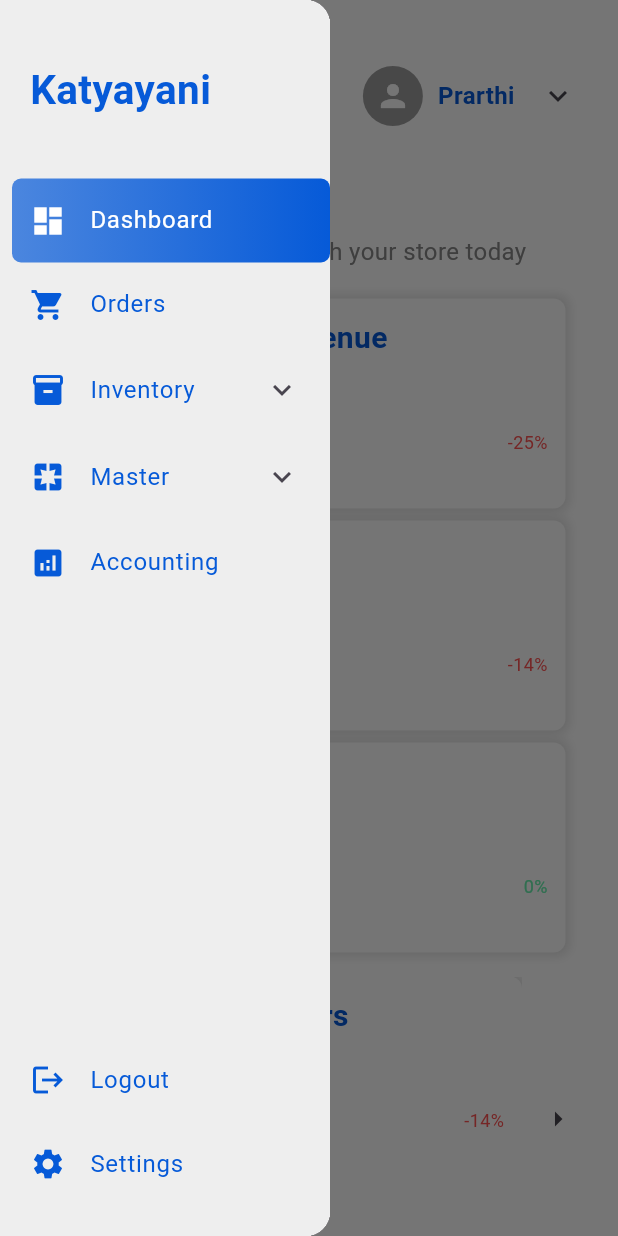
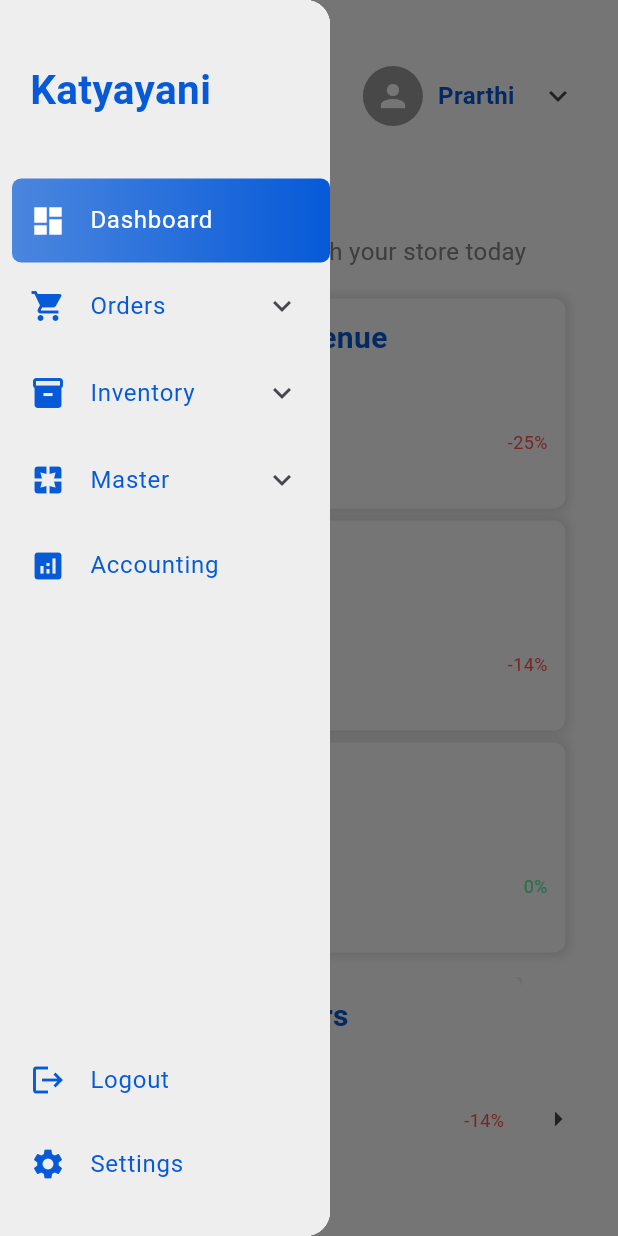
Before and after one commit to Prarthi15/inventory_management, a Flutter app: the DashboardPage screen opened by its route, with the side drawer open, on a phone screen of 412 x 824 dp. Run offline on Flutter 3.47's test engine with Material 3 defaults, Android fonts, the phone set to English and light mode, and no system bars; our stand-ins replace dropdown_search, file_picker, font_awesome_flutter, image_picker, multi_dropdown, shared_preferences; missing offline and left inert: dart:html, pagination_flutter, textfields; accounts and stored records are empty; network calls fail.

Commit message:
Created UI for Orders > Book

```diff
--- a/lib/dashboard.dart
+++ b/lib/dashboard.dart
@@ -1,9 +1,10 @@
 import 'package:flutter/material.dart';
 import 'package:intl/intl.dart';
+import 'package:inventory_management/book_page.dart';
 import 'package:inventory_management/combo_page.dart';
 import 'package:inventory_management/manage-inventory.dart';
 import 'package:inventory_management/marketplace_page.dart';
-import 'package:inventory_management/order-page.dart';
+
 import 'package:inventory_management/products.dart';
 import 'package:inventory_management/category_master.dart';
 import 'package:inventory_management/dashboard_cards.dart';
@@ -167,12 +168,7 @@ class _DashboardPageState extends State<DashboardPage> {
           isSelected: selectedDrawerItem == 'Dashboard',
           onTap: () => _onDrawerItemTapped('Dashboard', isSmallScreen),
         ),
-        _buildDrawerItem(
-          icon: Icons.shopping_cart,
-          text: 'Orders',
-          isSelected: selectedDrawerItem == 'Orders',
-          onTap: () => _onDrawerItemTapped('Orders', isSmallScreen),
-        ),
+        _buildOrdersSection(isSmallScreen),
         _buildInventorySection(isSmallScreen),
         _buildMasterSection(isSmallScreen),
         _buildDrawerItem(
@@ -202,6 +198,104 @@ class _DashboardPageState extends State<DashboardPage> {
           ),
         ),
       ],
+    );
+  }
+
+    Widget _buildOrdersSection(bool isSmallScreen) {
+    return Theme(
+      data: ThemeData(
+        dividerColor: Colors.transparent,
+        splashColor: Colors.transparent,
+        highlightColor: Colors.transparent,
+      ),
+      child: ExpansionTile(
+        tilePadding: const EdgeInsets.symmetric(horizontal: 20.0),
+        title: Text(
+          'Orders',
+          style: TextStyle(
+            color: selectedDrawerItem == 'Orders'
+                ? AppColors.white
+                : AppColors.primaryBlue,
+            fontSize: 16,
+          ),
+        ),
+        leading: Icon(
+          Icons.shopping_cart,
+          color: selectedDrawerItem == 'Orders'
+              ? AppColors.white
+              : AppColors.primaryBlue,
+          size: 24,
+        ),
+        backgroundColor: selectedDrawerItem == 'Orders'
+            ? const Color.fromRGBO(6, 90, 216, 0.1)
+            : null,
+        children: <Widget>[
+          Padding(
+            padding: const EdgeInsets.only(left: 10.0),
+            child: _buildDrawerItem(
+              icon: Icons.menu_book,
+              text: 'Book',
+              isSelected: selectedDrawerItem == 'Book Page',
+              onTap: () => _onDrawerItemTapped('Book Page', isSmallScreen),
+              isIndented: true,
+              iconSize: 20,
+              fontSize: 14,
+            ),
+          ),
+          const SizedBox(
+            height: 4,
+          ),
+          Padding(
+            padding: const EdgeInsets.only(left: 10.0),
+            child: _buildDrawerItem(
+              icon: Icons.local_shipping,
+              text: 'Picker',
+              isSelected: selectedDrawerItem == 'Picker',
+              onTap: () =>
+                  _onDrawerItemTapped('Picker', isSmallScreen),
+              isIndented: true,
+              iconSize: 20,
+              fontSize: 14,
+            ),
+          ),
+          Padding(
+            padding: const EdgeInsets.only(left: 10.0),
+            child: _buildDrawerItem(
+              icon: Icons.backpack_rounded,
+              text: 'Packer',
+              isSelected: selectedDrawerItem == 'Packer',
+              onTap: () => _onDrawerItemTapped('Packer', isSmallScreen),
+              isIndented: true,
+              iconSize: 20,
+              fontSize: 14,
+            ),
+          ),
+          Padding(
+            padding: const EdgeInsets.only(left: 10.0),
+            child: _buildDrawerItem(
+              icon: Icons.check_circle,
+              text: 'Checker',
+              isSelected: selectedDrawerItem == 'Checker',
+              onTap: () => _onDrawerItemTapped('Checker', isSmallScreen),
+              isIndented: true,
+              iconSize: 20,
+              fontSize: 14,
+            ),
+          ),
+            Padding(
+            padding: const EdgeInsets.only(left: 10.0),
+            child: _buildDrawerItem(
+              icon: Icons.shelves,
+              text: 'Racked',
+              isSelected: selectedDrawerItem == 'Racked',
+              onTap: () => _onDrawerItemTapped('Racked', isSmallScreen),
+              isIndented: true,
+              iconSize: 20,
+              fontSize: 14,
+            ),
+          ),
+        ],
+      ),
     );
   }
 
@@ -406,8 +500,8 @@ class _DashboardPageState extends State<DashboardPage> {
         return const Products();
       case 'Manage Inventory':
         return const ManageInventory();
-      case 'Orders':
-        return const OrdersPage();
+      case 'Book Page':
+        return const BookPage();
       case 'Product Master':
         return const ProductDashboardPage();
       case 'Category Master':
--- a/lib/main.dart
+++ b/lib/main.dart
@@ -7,6 +7,7 @@ import 'package:inventory_management/dashboard.dart';
 import 'package:inventory_management/forgot_password.dart';
 import 'package:inventory_management/login_page.dart';
 import 'package:inventory_management/products.dart';
+import 'package:inventory_management/provider/book_provider.dart';
 import 'package:inventory_management/provider/combo_provider.dart';
 import 'package:inventory_management/provider/marketplace_provider.dart';
 import 'package:inventory_management/provider/manage-inventory-provider.dart';
@@ -24,6 +25,7 @@ void main() {
       ChangeNotifierProvider(create:(context)=>ProductProvider()),
       ChangeNotifierProvider(create: (context) => ComboProvider()),
       ChangeNotifierProvider(create: (context) => MarketplaceProvider()),
+      ChangeNotifierProvider(create: (context) => BookProvider()),
     ],
     child: ChangeNotifierProvider(
       create: (context) => AuthProvider(),
--- a/lib/model/combo_model.dart
+++ b/lib/model/combo_model.dart
@@ -46,14 +46,14 @@ class Combo {
 
 
 class Product {
-  final String? id;
+  final String id;
   final String? displayName;
   final String? sku;
   final bool? active;
   final List<String>? images;
 
   Product({
-    this.id,
+    required this.id,
     this.displayName,
     this.sku,
     this.active,
```
Also changed, not shown: lib/book_page.dart (added, +336 -0 lines), lib/combo_page.dart (+47 -39 lines), lib/provider/book_provider.dart (added, +34 -0 lines), lib/provider/combo_provider.dart (+23 -6 lines).
